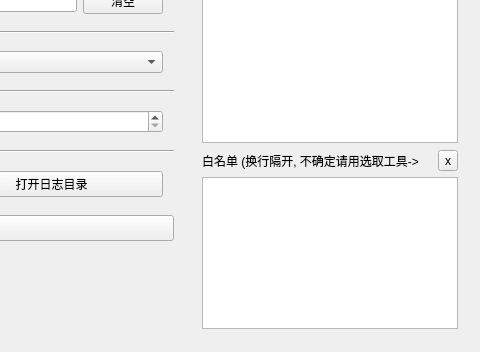
Above: uuz_shortcut_icon/config_window.ui from LOVEUUZ/uuz_shortcut_icon before the change; both pictures show x 362 to 842 and y 240 to 592 of the 842 by 592 pixel window. Below: the same form after it.
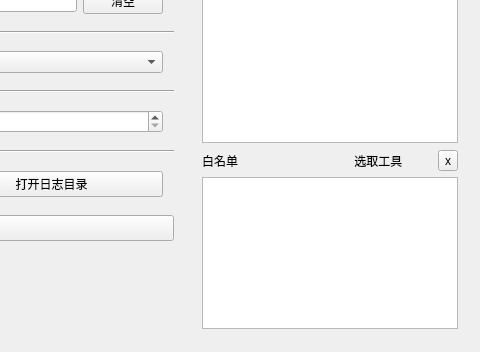
That is the form after the change. Custom widgets are drawn as their Qt base class.

Commit message: [tip]: 更新readme和配置说明文本

Patch:
```diff
--- a/uuz_shortcut_icon/config_window.ui
+++ b/uuz_shortcut_icon/config_window.ui
@@ -414,7 +414,7 @@
         <item>
          <widget class="QLabel" name="label_2">
           <property name="text">
-           <string>白名单 (换行隔开, 不确定请用选取工具-&gt;</string>
+           <string>白名单                                   选取工具</string>
           </property>
          </widget>
         </item>
```
The commit also changes 2 other files.
